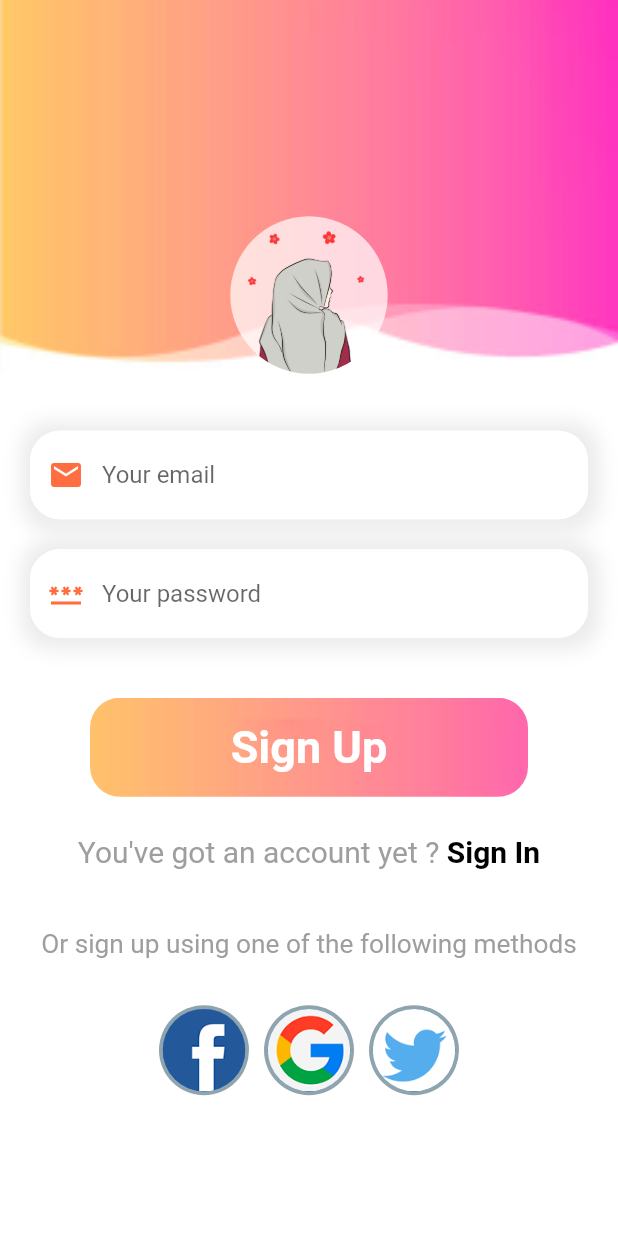
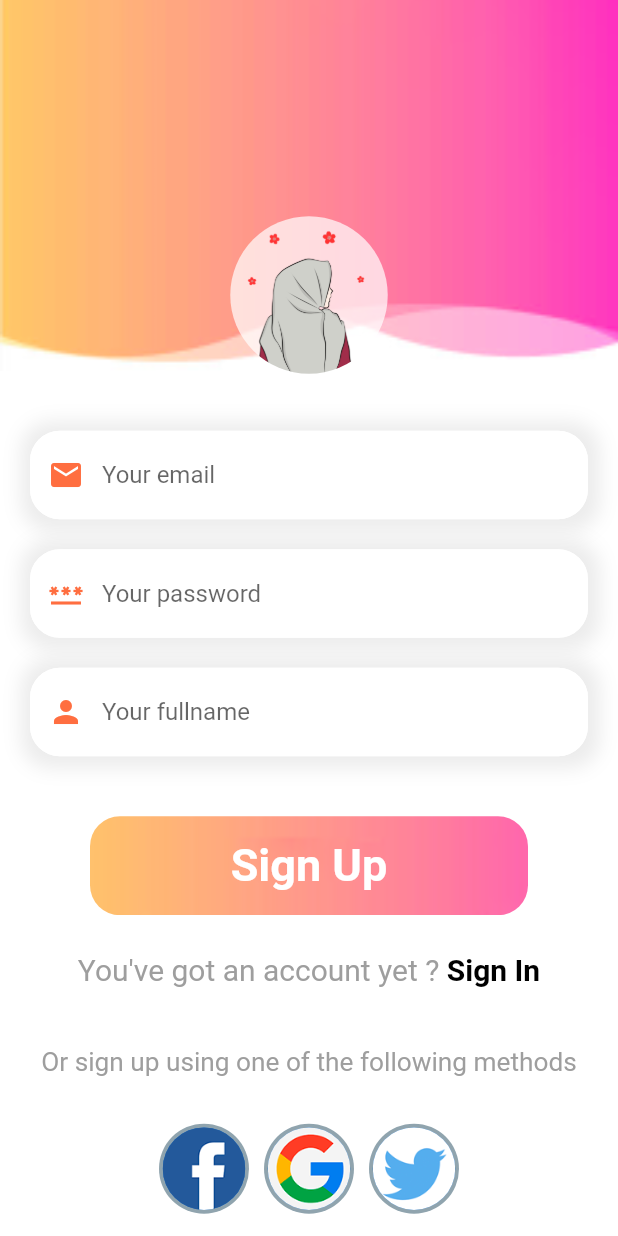
Before and after one commit to tuanvu9981/firebase_getx, a Flutter app: the SignUpScreen screen opened directly, on a phone screen of 412 x 824 dp. Run offline on Flutter 3.47's test engine with Material 2 defaults, Android fonts, the phone set to English and light mode, and no system bars; our stand-ins replace cloud_firestore, firebase_auth, firebase_core, get; accounts and stored records are empty; network calls fail.

Commit message:
feat: complete set up, add documents to FireStore, and extract with uid

```diff
--- a/lib/auth_controller.dart
+++ b/lib/auth_controller.dart
@@ -1,4 +1,6 @@
+import 'package:cloud_firestore/cloud_firestore.dart';
 import 'package:firebase_auth/firebase_auth.dart';
+import 'package:firebase_getx/models/fsuser.model.dart';
 import 'package:firebase_getx/screens/login_screen.dart';
 import 'package:firebase_getx/screens/welcome_screen.dart';
 import 'package:flutter/material.dart';
@@ -14,9 +16,22 @@ class AuthController extends GetxController {
   // instance of firebase auth
   FirebaseAuth auth = FirebaseAuth.instance;
 
+  // instances of firebase firestore
+  late CollectionReference cars;
+  late CollectionReference fsUsers;
+
+  final String defaultAvatar =
+      'https://firebasestorage.googleapis.com/v0/b/fir-getx-flutter-bd7d8.appspot.com/o/default_user.jpg?alt=media&token=b24066c2-0b5b-480a-9a54-fd307d1078f1';
+
   @override
   void onReady() {
     super.onReady();
+
+    // init late storage collection
+    cars = FirebaseFirestore.instance.collection('cars');
+    fsUsers = FirebaseFirestore.instance.collection('users');
+
+    // init late user
     user = Rx<User?>(auth.currentUser);
 
     // notify user
@@ -30,16 +45,25 @@ class AuthController extends GetxController {
     if (user == null) {
       Get.offAll(const LoginScreen());
     } else {
-      Get.offAll(WelcomeScreen(email: user.email!));
+      Get.offAll(WelcomeScreen(uid: user.uid));
     }
   }
 
-  void register(String email, String password) async {
+  void register(String email, String password, String fullname) async {
     try {
-      await auth.createUserWithEmailAndPassword(
+      UserCredential newUser = await auth.createUserWithEmailAndPassword(
         email: email,
         password: password,
       );
+
+      final newFsUser = FSUser(
+        uid: newUser.user?.uid,
+        fullname: fullname,
+        email: newUser.user?.email,
+        imageUrl: defaultAvatar,
+      );
+
+      await fsUsers.add(newFsUser.toJson());
     } catch (e) {
       Get.snackbar(
         "About user",
--- /dev/null
+++ b/lib/models/fsuser.model.dart
@@ -0,0 +1,25 @@
+class FSUser {
+  // FSUser = FireStore User
+  String? uid;
+  String? imageUrl;
+  String? email;
+  String? fullname;
+
+  FSUser({this.uid, this.imageUrl, this.email, this.fullname});
+
+  FSUser.fromJson(Map<String, dynamic> json) {
+    uid = json['uid'];
+    imageUrl = json['imageUrl'];
+    email = json['email'];
+    fullname = json['fullname'];
+  }
+
+  Map<String, dynamic> toJson() {
+    final Map<String, dynamic> data = <String, dynamic>{};
+    data['uid'] = uid;
+    data['imageUrl'] = imageUrl;
+    data['email'] = email;
+    data['fullname'] = fullname;
+    return data;
+  }
+}
--- a/lib/screens/signup_screen.dart
+++ b/lib/screens/signup_screen.dart
@@ -18,6 +18,7 @@ class SignUpScreenState extends State<SignUpScreen> {
   Widget build(BuildContext context) {
     var emailEditor = TextEditingController();
     var passwordEditor = TextEditingController();
+    var fullnameEditor = TextEditingController();
 
     var fgBorder = OutlineInputBorder(
       borderRadius: BorderRadius.circular(20.0),
@@ -121,12 +122,44 @@ class SignUpScreenState extends State<SignUpScreen> {
               ),
             ),
           ),
+          const SizedBox(height: 20.0),
+          Container(
+            margin: const EdgeInsets.symmetric(horizontal: 20.0),
+            decoration: BoxDecoration(
+              color: Colors.white,
+              borderRadius: BorderRadius.circular(20.0),
+              boxShadow: [
+                BoxShadow(
+                  blurRadius: 10.0,
+                  spreadRadius: 7.0,
+                  offset: Offset(1, 1),
+                  color: Colors.grey.withOpacity(0.2),
+                )
+              ],
+            ),
+            child: TextField(
+              controller: fullnameEditor,
+              decoration: InputDecoration(
+                hintText: 'Your fullname',
+                prefixIcon: const Icon(
+                  Icons.person,
+                  color: Colors.deepOrangeAccent,
+                ),
+                focusedBorder: fgBorder,
+                enabledBorder: fgBorder,
+                border: OutlineInputBorder(
+                  borderRadius: BorderRadius.circular(20.0),
+                ),
+              ),
+            ),
+          ),
           const SizedBox(height: 40.0),
           GestureDetector(
             onTap: () {
               AuthController.instance.register(
                 emailEditor.text.trim(),
                 passwordEditor.text.trim(),
+                fullnameEditor.text.trim(),
               );
             },
             child: Container(
--- a/pubspec.yaml
+++ b/pubspec.yaml
@@ -37,6 +37,8 @@ dependencies:
   get: ^4.6.5
   firebase_auth: ^4.2.9
   firebase_core: ^2.7.0
+  cloud_firestore: ^4.4.3
+  firebase_storage: ^11.0.14
 
 dev_dependencies:
   flutter_test:
```
Also changed, not shown: lib/models/car.model.dart (added, +24 -0 lines), lib/screens/welcome_screen.dart (+69 -17 lines), pubspec.lock, 3 other files.
